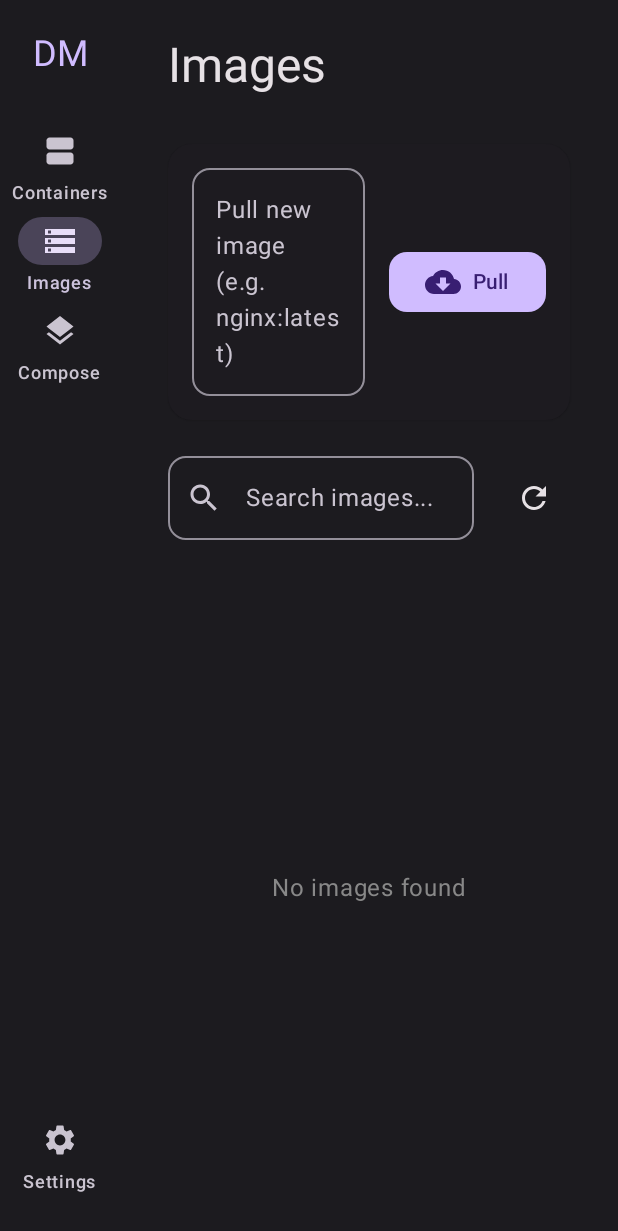
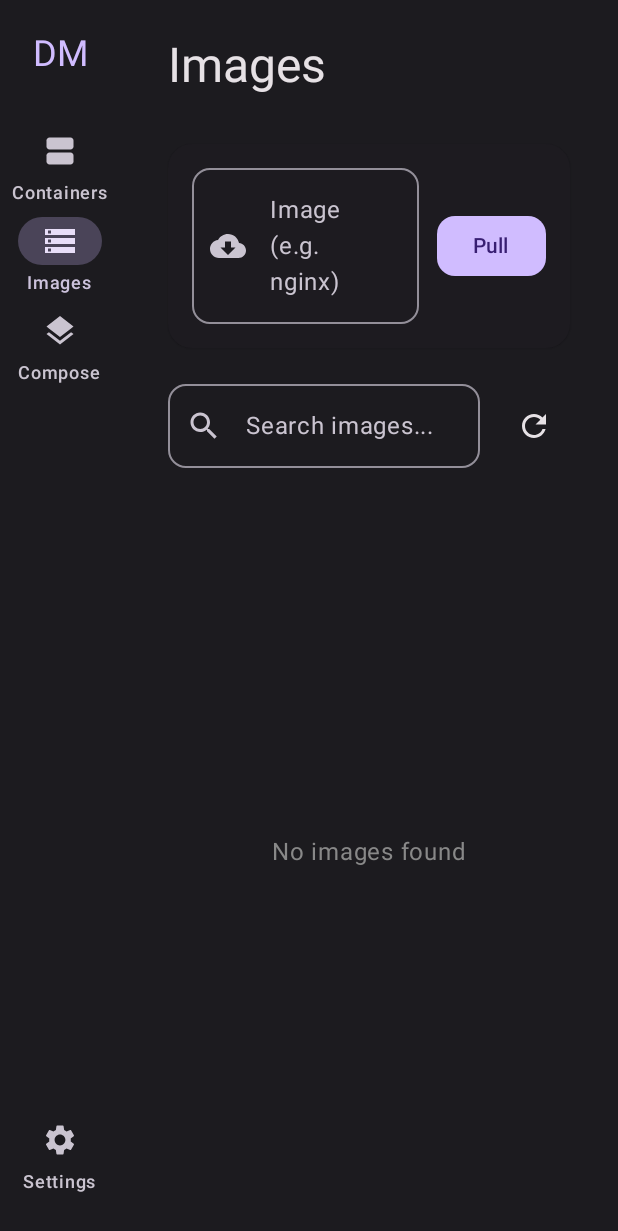
Before and after one commit to umeshsolanki/DockerManager, an Android app built with Jetpack Compose: the @Preview function AppAndroidPreview, tab 2 chosen, on a phone screen of 412 x 824 dp. Shown: the top 1231 px of the screen. Run offline under Robolectric (Android 15) with nearby library versions, the phone set to English and light mode, and no system bars; libraries missing offline, so code that uses them is left out: com.russhwolf.settings; 1 statement that could not run was skipped.

Commit message:
Refactor UI previews and enhance Images screen layout for responsiveness
- Move all Compose previews from screen-specific files to a dedicated `ScreensPreview.kt` in the Android source set
- Update `build.gradle.kts` to move `uiToolingPreview` dependency from common to Android source set
- Implement responsive layout in `ImagesScreen` using `BoxWithConstraints` to support wide-screen and mobile views
- Extract `PullImageControls` and `SearchControls` into reusable components within `ImagesScreen`
- Clean up unused `@Preview` imports and functions across the project

```diff
--- a/composeApp/build.gradle.kts
+++ b/composeApp/build.gradle.kts
@@ -33,16 +33,15 @@ kotlin {
         androidMain.dependencies {
             implementation(compose.preview)
             implementation(libs.androidx.activity.compose)
+            implementation(compose.components.uiToolingPreview)
         }
 
         commonMain.dependencies {
-
             implementation(compose.runtime)
             implementation(compose.foundation)
             implementation(compose.material3)
             implementation(compose.ui)
             implementation(compose.components.resources)
-            implementation(compose.components.uiToolingPreview)
             implementation(libs.androidx.lifecycle.viewmodelCompose)
             implementation(libs.androidx.lifecycle.runtimeCompose)
             implementation(projects.shared)
--- a/composeApp/src/commonMain/kotlin/com/umeshsolanki/dockermanager/App.kt
+++ b/composeApp/src/commonMain/kotlin/com/umeshsolanki/dockermanager/App.kt
@@ -42,10 +42,9 @@ import androidx.compose.material.icons.filled.BatteryStd
 import androidx.compose.material3.HorizontalDivider
 import androidx.compose.runtime.LaunchedEffect
 import kotlinx.coroutines.delay
-import org.jetbrains.compose.ui.tooling.preview.Preview
+import kotlinx.coroutines.delay
 
 @Composable
-@Preview
 fun App() {
     val darkColorScheme = darkColorScheme(
         primary = Color(0xFFD0BCFF),
--- a/composeApp/src/commonMain/kotlin/com/umeshsolanki/dockermanager/screens/ImagesScreen.kt
+++ b/composeApp/src/commonMain/kotlin/com/umeshsolanki/dockermanager/screens/ImagesScreen.kt
@@ -2,6 +2,7 @@ package com.umeshsolanki.dockermanager.screens
 
 import androidx.compose.foundation.layout.Arrangement
 import androidx.compose.foundation.layout.Box
+import androidx.compose.foundation.layout.BoxWithConstraints
 import androidx.compose.foundation.layout.Column
 import androidx.compose.foundation.layout.PaddingValues
 import androidx.compose.foundation.layout.Row
@@ -42,7 +43,6 @@ import androidx.compose.ui.unit.dp
 import com.umeshsolanki.dockermanager.DockerClient
 import com.umeshsolanki.dockermanager.DockerImage
 import kotlinx.coroutines.launch
-import org.jetbrains.compose.ui.tooling.preview.Preview
 
 @Composable
 fun ImagesScreen() {
@@ -104,6 +104,9 @@ fun ImagesContent(
         )
     }
 
+    BoxWithConstraints(modifier = Modifier.fillMaxSize()) {
+        val isWide = maxWidth > 800.dp
+
         Column(modifier = Modifier.fillMaxSize()) {
             if (isLoading) {
                 LinearProgressIndicator(
@@ -114,62 +117,65 @@ fun ImagesContent(
                 Spacer(modifier = Modifier.height(12.dp))
             }
 
-        // Pull Image Section
+            if (isWide) {
                 ElevatedCard(
-            modifier = Modifier.fillMaxWidth(), shape = MaterialTheme.shapes.large
+                    modifier = Modifier.fillMaxWidth(),
+                    shape = MaterialTheme.shapes.large
                 ) {
                     Row(
                         modifier = Modifier.padding(16.dp).fillMaxWidth(),
                         verticalAlignment = Alignment.CenterVertically
                     ) {
-                OutlinedTextField(
+                        SearchControls(
+                            value = searchQuery,
+                            onValueChange = { searchQuery = it },
+                            onRefresh = onRefresh,
+                            modifier = Modifier.weight(1f)
+                        )
+
+                        PullImageControls(
                             value = pullImageName,
                             onValueChange = { pullImageName = it },
-                    placeholder = { Text("Pull new image (e.g. nginx:latest)") },
-                    modifier = Modifier.weight(1f),
-                    singleLine = true,
-                    shape = MaterialTheme.shapes.medium
+                            onPull = {
+                                onPull(it)
+                                pullImageName = ""
+                            },
+                            modifier = Modifier.weight(1f)
                         )
-                Spacer(modifier = Modifier.width(16.dp))
-                Button(
-                    onClick = {
-                        onPull(pullImageName)
-                        pullImageName = ""
-                    }, shape = MaterialTheme.shapes.medium
-                ) {
-                    Icon(Icons.Default.CloudDownload, contentDescription = null)
-                    Spacer(modifier = Modifier.width(8.dp))
-                    Text("Pull")
+
+                        Spacer(modifier = Modifier.width(24.dp))
                     }
                 }
+            } else {
+                ElevatedCard(
+                    modifier = Modifier.fillMaxWidth(),
+                    shape = MaterialTheme.shapes.large
+                ) {
+                    PullImageControls(
+                        value = pullImageName,
+                        onValueChange = { pullImageName = it },
+                        onPull = {
+                            onPull(it)
+                            pullImageName = ""
+                        },
+                        modifier = Modifier.padding(16.dp).fillMaxWidth()
+                    )
                 }
 
                 Spacer(modifier = Modifier.height(24.dp))
 
-        // Search and Actions
-        Row(
-            modifier = Modifier.fillMaxWidth(), verticalAlignment = Alignment.CenterVertically
-        ) {
-            OutlinedTextField(
+                SearchControls(
                     value = searchQuery,
                     onValueChange = { searchQuery = it },
-                placeholder = { Text("Search images...") },
-                modifier = Modifier.weight(1f),
-                leadingIcon = { Icon(Icons.Default.Search, contentDescription = null) },
-                shape = MaterialTheme.shapes.medium
+                    onRefresh = onRefresh,
+                    modifier = Modifier.fillMaxWidth()
                 )
-
-            Spacer(modifier = Modifier.width(16.dp))
-
-            IconButton(onClick = { onRefresh() }) {
-                Icon(Icons.Default.Refresh, contentDescription = "Refresh")
-            }
             }
 
             Spacer(modifier = Modifier.height(24.dp))
 
             if (filteredImages.isEmpty()) {
-            Box(modifier = Modifier.fillMaxSize(), contentAlignment = Alignment.Center) {
+                Box(modifier = Modifier.weight(1f).fillMaxWidth(), contentAlignment = Alignment.Center) {
                     Text(
                         "No images found",
                         style = MaterialTheme.typography.bodyLarge,
@@ -178,6 +184,7 @@ fun ImagesContent(
                 }
             } else {
                 LazyColumn(
+                    modifier = Modifier.weight(1f),
                     verticalArrangement = Arrangement.spacedBy(12.dp),
                     contentPadding = PaddingValues(bottom = 16.dp)
                 ) {
@@ -185,6 +192,68 @@ fun ImagesContent(
                         ImageRow(image, onRefresh, onRemove)
                     }
                 }
+            }
+        }
+    }
+}
+
+@Composable
+fun PullImageControls(
+    value: String,
+    onValueChange: (String) -> Unit,
+    onPull: (String) -> Unit,
+    modifier: Modifier = Modifier
+) {
+    Row(
+        modifier = modifier,
+        verticalAlignment = Alignment.CenterVertically
+    ) {
+        OutlinedTextField(
+            value = value,
+            onValueChange = onValueChange,
+            placeholder = { Text("Image (e.g. nginx)") },
+            modifier = Modifier.weight(1f),
+            singleLine = true,
+            shape = MaterialTheme.shapes.medium,
+            leadingIcon = { Icon(Icons.Default.CloudDownload, contentDescription = null) }
+        )
+
+        Spacer(modifier = Modifier.width(12.dp))
+
+        Button(
+            onClick = { onPull(value) },
+            shape = MaterialTheme.shapes.medium
+        ) {
+            Text("Pull")
+        }
+    }
+}
+
+@Composable
+fun SearchControls(
+    value: String,
+    onValueChange: (String) -> Unit,
+    onRefresh: () -> Unit,
+    modifier: Modifier = Modifier
+) {
+    Row(
+        modifier = modifier,
+        verticalAlignment = Alignment.CenterVertically
+    ) {
+        OutlinedTextField(
+            value = value,
+            onValueChange = onValueChange,
+            placeholder = { Text("Search images...") },
+            modifier = Modifier.weight(1f),
+            leadingIcon = { Icon(Icons.Default.Search, contentDescription = null) },
+            shape = MaterialTheme.shapes.medium,
+            singleLine = true
+        )
+
+        Spacer(modifier = Modifier.width(12.dp))
+
+        IconButton(onClick = onRefresh) {
+            Icon(Icons.Default.Refresh, contentDescription = "Refresh")
         }
     }
 }
@@ -237,23 +306,3 @@ fun ImageRow(
         }
     }
 }
-
-@Preview
-@Composable
-fun ImagesPreview() {
-    MaterialTheme {
-        Box(modifier = Modifier.padding(16.dp)) {
-            ImagesContent(
-                images = listOf(
-                    DockerImage(id = "1", tags = listOf("nginx:latest", "nginx:1.21"), size = 150 * 1024 * 1024, created = 0),
-                    DockerImage(id = "2", tags = listOf("postgres:14-alpine"), size = 230 * 1024 * 1024, created = 0),
-                    DockerImage(id = "3", tags = listOf("ubuntu:22.04"), size = 80 * 1024 * 1024, created = 0)
-                ),
-                isLoading = false,
-                onRefresh = {},
-                onPull = {},
-                onRemove = {}
-            )
-        }
-    }
-}
```
Also changed, not shown: composeApp/src/androidMain/kotlin/com/umeshsolanki/dockermanager/previews/ScreensPreview.kt (added, +101 -0 lines), composeApp/src/commonMain/kotlin/com/umeshsolanki/dockermanager/screens/ComposeScreen.kt (+0 -21 lines), composeApp/src/commonMain/kotlin/com/umeshsolanki/dockermanager/screens/ContainersScreen.kt (+0 -28 lines). Lines whose indentation alone changed are shown as unchanged.
